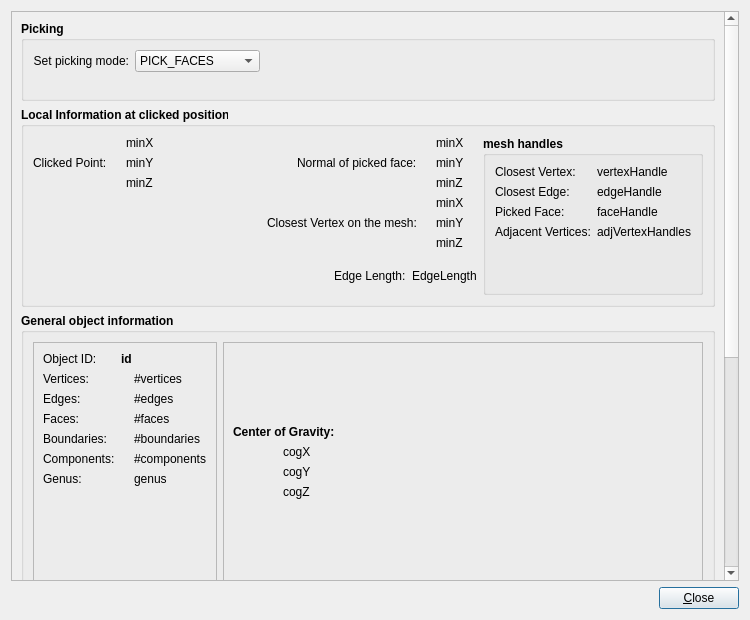
Before: the Qt Designer form Plugin-InfoMeshObject/infoWidget.ui in ShenRen/OpenFlipper, drawn with Qt 5.
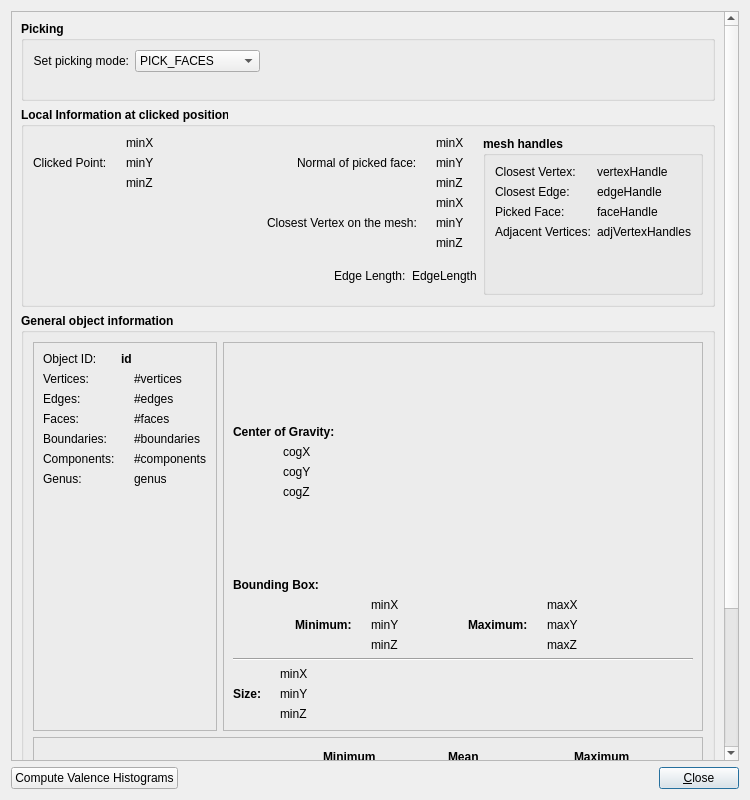
After: the same form once the commit is applied. Icons and pictures are not drawn.

Commit message: Added a sub-dialog with vertex and face valence histograms.

Patch:
```diff
--- a/Plugin-InfoMeshObject/infoWidget.ui
+++ b/Plugin-InfoMeshObject/infoWidget.ui
@@ -7,15 +7,9 @@
     <x>0</x>
     <y>0</y>
     <width>750</width>
-    <height>620</height>
+    <height>800</height>
    </rect>
   </property>
-  <property name="minimumSize">
-   <size>
-    <width>0</width>
-    <height>0</height>
-   </size>
-  </property>
   <property name="windowTitle">
    <string>Object Information</string>
   </property>
@@ -34,7 +28,7 @@
         <x>0</x>
         <y>0</y>
         <width>714</width>
-        <height>1048</height>
+        <height>1037</height>
        </rect>
       </property>
       <layout class="QGridLayout" name="gridLayout_4">
@@ -1820,6 +1814,13 @@
    </item>
    <item>
     <layout class="QHBoxLayout" name="horizontalLayout_2">
+     <item>
+      <widget class="QPushButton" name="valenceHistograms_pb">
+       <property name="text">
+        <string>Compute Valence Histograms</string>
+       </property>
+      </widget>
+     </item>
      <item>
       <spacer name="horizontalSpacer_2">
        <property name="orientation">
@@ -1838,6 +1839,9 @@
        <property name="text">
         <string>&amp;Close</string>
        </property>
+       <property name="default">
+        <bool>true</bool>
+       </property>
       </widget>
      </item>
     </layout>
```
Left out of the diff: 7 changed lines with no effect on the pictures. The commit also changes 7 other files.
